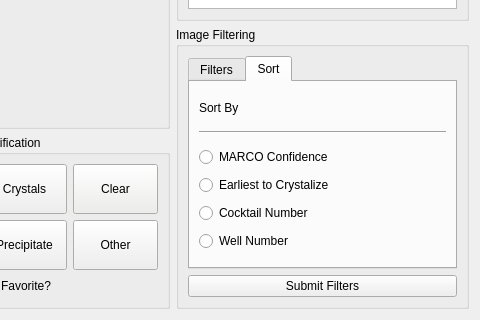
The window that pyqt_designer/slideshow_inspector.ui (Hauptman-Woodward/Marco_Polo) describes before a commit, drawn with Qt 5; both pictures show x 461 to 941 and y 440 to 760 of the 941 by 760 pixel window.
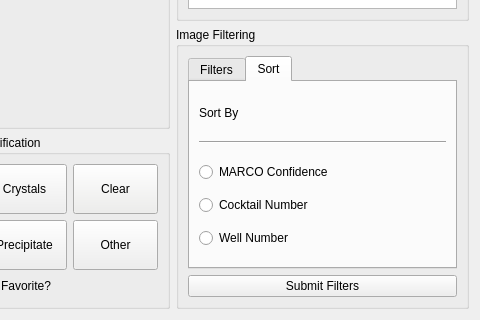
The same window after the commit. Custom widgets are drawn as their Qt base class.

Commit message: remove earliest xtal sort

```diff
--- a/pyqt_designer/slideshow_inspector.ui
+++ b/pyqt_designer/slideshow_inspector.ui
@@ -1157,16 +1157,6 @@
             </property>
            </widget>
           </item>
-          <item>
-           <widget class="QRadioButton" name="radioButton_4">
-            <property name="toolTip">
-             <string>&lt;html&gt;&lt;head/&gt;&lt;body&gt;&lt;p&gt;&lt;span style=&quot; background-color:transparent;&quot;&gt;Compare each well in the current sample and sort well numbers by the earliest date you have identified a crystal. The images in the current run will be shown. Use after when you have classified multiple runs of the same sample. &lt;/span&gt;&lt;/p&gt;&lt;p&gt;&lt;span style=&quot; font-weight:600; background-color:transparent;&quot;&gt;Example:&lt;/span&gt;&lt;/p&gt;&lt;p&gt;&lt;span style=&quot; background-color:transparent;&quot;&gt;You have three runs: A, B and C imaged on the respective dates 10/10/20, 10/11/20 and 10/12/20. You have classified the following wells as crystals.&lt;/span&gt;&lt;/p&gt;&lt;p&gt;&lt;span style=&quot; background-color:transparent;&quot;&gt;Run A Well 10&lt;/span&gt;&lt;/p&gt;&lt;p&gt;&lt;span style=&quot; background-color:transparent;&quot;&gt;Run B Well 12&lt;/span&gt;&lt;/p&gt;&lt;p&gt;&lt;span style=&quot; background-color:transparent;&quot;&gt;Run C Well 14&lt;/span&gt;&lt;/p&gt;&lt;p&gt;&lt;span style=&quot; background-color:transparent;&quot;&gt;Sorting by Earliest to Crystallize will show well number 10, 12, 14 plus all remaining images, in that order for the currently selected run.&lt;/span&gt;&lt;/p&gt;&lt;p&gt;&lt;br/&gt;&lt;br/&gt;&lt;/p&gt;&lt;p&gt;&lt;br/&gt;&lt;/p&gt;&lt;/body&gt;&lt;/html&gt;</string>
-            </property>
-            <property name="text">
-             <string>Earliest to Crystalize</string>
-            </property>
-           </widget>
-          </item>
           <item>
            <widget class="QRadioButton" name="radioButton_2">
             <property name="toolTip">
```
The commit also changes 2 other files.
